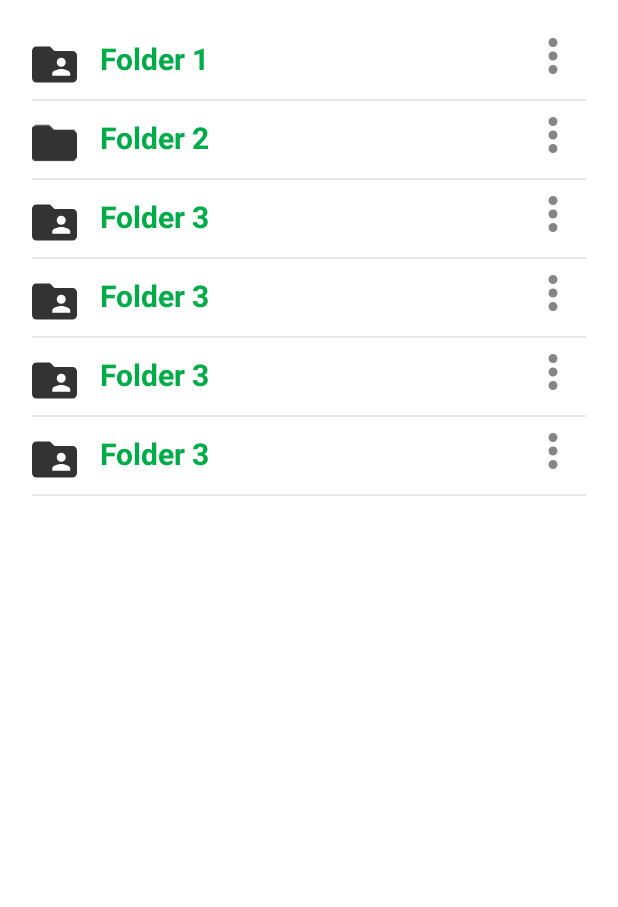
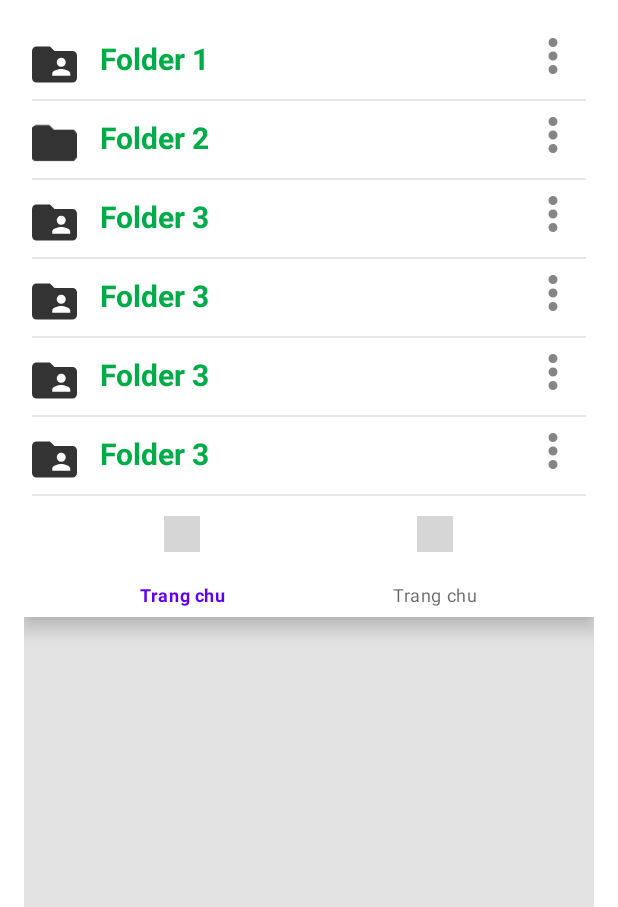
Before and after one commit to AnhducNA/Drive, an Android app: the screen it shows after launch (MainActivity), on a phone screen of 412 x 824 dp, the part 329-1236 px from its top. Run offline under Robolectric (Android 15) with nearby library versions, the phone set to English and light mode, and no system bars; 4 statements that could not run were skipped; grey boxes are pictures that could not be loaded.

Commit message:
menu feature

```diff
--- a/app/build.gradle
+++ b/app/build.gradle
@@ -30,6 +30,8 @@ android {
 
 dependencies {
     //noinspection GradleCompatible
+    implementation 'com.google.android.material:material:1.9.0'
+    //noinspection GradleCompatible
     implementation 'com.android.support:recyclerview-v7:28.0.0'
     implementation 'androidx.appcompat:appcompat:1.6.1'
     implementation 'com.google.android.material:material:1.9.0'
--- a/app/src/main/AndroidManifest.xml
+++ b/app/src/main/AndroidManifest.xml
@@ -19,6 +19,9 @@
                 <category android:name="android.intent.category.LAUNCHER" />
             </intent-filter>
         </activity>
+        <activity android:name=".MenuActivity">
+
+        </activity>
     </application>
 
 </manifest>
--- /dev/null
+++ b/app/src/main/java/com/kma/drive/CustomView.java
@@ -0,0 +1,64 @@
+package com.kma.drive;
+
+import android.content.Context;
+import android.content.res.TypedArray;
+import android.graphics.Canvas;
+import android.graphics.Color;
+import android.graphics.Paint;
+import android.media.Image;
+import android.util.AttributeSet;
+import android.view.View;
+import android.widget.ImageView;
+import android.widget.TextView;
+
+import androidx.annotation.Nullable;
+
+public class CustomView extends View {
+    private Paint paint;
+    private ImageView imageView;
+    private TextView textView;
+    private Context context;
+
+    public CustomView(Context context) {
+        super(context);
+        this.context = context;
+        init();
+    }
+
+    public CustomView(Context context, AttributeSet attrs) {
+        super(context, attrs);
+        this.context = context;
+
+        init();
+    }
+
+    public CustomView(Context context, ImageView imageView, TextView textView){
+        super(context);
+        this.context = context;
+        this.imageView = imageView;
+        this.textView = textView;
+        init();
+    }
+    private void init() {
+        paint = new Paint();
+        paint.setColor(Color.BLUE);
+        paint.setStyle(Paint.Style.FILL);
+    }
+
+    @Override
+    protected void onDraw(Canvas canvas) {
+        super.onDraw(canvas);
+
+        int widthMeasureSpec = MeasureSpec.makeMeasureSpec(canvas.getWidth(), MeasureSpec.EXACTLY);
+        int heightMeasureSpec = MeasureSpec.makeMeasureSpec(canvas.getHeight(), MeasureSpec.EXACTLY);
+        imageView.measure(widthMeasureSpec, heightMeasureSpec);
+        textView.measure(widthMeasureSpec, heightMeasureSpec);
+
+        imageView.layout(5, 5, canvas.getWidth(), canvas.getHeight());
+        textView.layout(5, 5, canvas.getWidth(), canvas.getHeight());
+
+        // Vẽ view lên Canvas
+        imageView.draw(canvas);
+        textView.draw(canvas);
+    }
+}
--- a/app/src/main/java/com/kma/drive/MainActivity.java
+++ b/app/src/main/java/com/kma/drive/MainActivity.java
@@ -1,9 +1,16 @@
 package com.kma.drive;
 
+import android.content.Context;
+import android.content.Intent;
 import android.graphics.Color;
 import android.os.Bundle;
+import android.view.Menu;
 import android.view.View;
+import android.widget.Button;
 import android.widget.ImageButton;
+import android.widget.ImageView;
+import android.widget.LinearLayout;
+import android.widget.TextView;
 
 import androidx.appcompat.app.AppCompatActivity;
 import androidx.recyclerview.widget.LinearLayoutManager;
@@ -22,7 +29,7 @@ public class MainActivity extends AppCompatActivity {
         super.onCreate(savedInstanceState);
         setContentView(R.layout.activity_main);
         // set color for image
-        ImageButton imageButton_menu = findViewById(R.id.id_menu);
+        ImageButton imageButton_menu = findViewById(R.id.btn_menu);
         imageButton_menu.setColorFilter(Color.BLACK);
 
         // Recycle view
@@ -38,6 +45,43 @@ public class MainActivity extends AppCompatActivity {
         sanPhamAdapter = new SanPhamAdapter(getApplicationContext(), listSanPham);
         recyclerView.setAdapter(sanPhamAdapter);
 //        hideNavigationBar();
+
+        // switch tab when click menu button
+        ImageButton menuButton  = (ImageButton) findViewById(R.id.btn_menu);
+        menuButton.setOnClickListener(new View.OnClickListener() {
+            @Override
+            public void onClick(View view) {
+                Intent intent = new Intent(MainActivity.this, MenuActivity.class);
+                startActivity(intent);
+            }
+        });
+
+        // Footer main
+        LinearLayout linearLayoutFooter = findViewById(R.id.footer);
+        ImageView imageViewHome = new ImageView(this);
+        imageViewHome.setImageResource(R.drawable.ic_home);
+        TextView textViewHome = new TextView(this);
+        textViewHome.setText("Trang chủ");
+        imageViewHome.setMaxWidth(40);
+        imageViewHome.setMaxHeight(40);
+        textViewHome.setMaxWidth(40);
+        textViewHome.setMaxHeight(40);
+        ImageView imageViewFolder = new ImageView(this);
+        imageViewFolder.setImageResource(R.drawable.ic_folder);
+        TextView textViewFolder = new TextView(this);
+        textViewFolder.setText("Tệp");
+        imageViewFolder.setMaxWidth(40);
+        imageViewFolder.setMaxHeight(40);
+        textViewFolder.setMaxWidth(40);
+        textViewFolder.setMaxHeight(40);
+        CustomView customView = new CustomView(this, imageViewHome,textViewHome);
+        customView.getLayoutParams().width = 60;
+        customView.getLayoutParams().height = 60;
+        CustomView customView1 = new CustomView(this, imageViewFolder,textViewFolder);
+        customView1.getLayoutParams().width = 60;
+        customView1.getLayoutParams().height = 60;
+        linearLayoutFooter.addView(customView);
+        linearLayoutFooter.addView(customView1);
     }
 
     private void hideNavigationBar() {
--- a/app/src/main/res/layout/activity_main.xml
+++ b/app/src/main/res/layout/activity_main.xml
@@ -3,6 +3,7 @@
     xmlns:tools="http://schemas.android.com/tools"
     android:layout_width="match_parent"
     android:layout_height="match_parent"
+    xmlns:app="http://schemas.android.com/apk/res-auto"
     tools:context=".MainActivity">
 
     <LinearLayout
@@ -24,7 +25,7 @@
             android:orientation="horizontal">
 
             <ImageButton
-                android:id="@+id/id_menu"
+                android:id="@+id/btn_menu"
                 android:layout_width="40dp"
                 android:layout_height="40dp"
                 android:background="@android:color/transparent"
@@ -88,10 +89,21 @@
         <LinearLayout
             android:id="@+id/footer"
             android:layout_width="match_parent"
+            android:layout_height="wrap_content"
             android:background="#e3e3e3"
-            android:layout_height="wrap_content"
             android:orientation="horizontal">
 
+            <com.google.android.material.bottomnavigation.BottomNavigationView
+                android:layout_width="match_parent"
+                android:id="@+id/bottomNavigationView"
+                android:layout_height="75dp"
+                app:layout_constraintBottom_toBottomOf="parent"
+                app:layout_constraintEnd_toEndOf="parent"
+                app:layout_constraintHorizontal_bias="0.5"
+                app:layout_constraintStart_toStartOf="parent"
+                app:menu="@menu/bottom_nav_menu"
+                />
         </LinearLayout>
+
     </LinearLayout>
 </androidx.constraintlayout.widget.ConstraintLayout>
--- a/app/src/main/res/layout/menu.xml
+++ b/app/src/main/res/layout/menu.xml
@@ -2,7 +2,8 @@
 <androidx.constraintlayout.widget.ConstraintLayout xmlns:android="http://schemas.android.com/apk/res/android"
     xmlns:tools="http://schemas.android.com/tools"
     android:layout_width="match_parent"
-    android:layout_height="match_parent">
+    android:layout_height="match_parent"
+    tools:context="com.kma.drive.MenuActivity">
 
     <LinearLayout
         android:layout_width="match_parent"
--- /dev/null
+++ b/app/src/main/res/menu/bottom_nav_menu.xml
@@ -0,0 +1,11 @@
+<?xml version="1.0" encoding="utf-8"?>
+<menu xmlns:android="http://schemas.android.com/apk/res/android">
+    <item
+        android:id="@+id/footer_home"
+        android:icon="@drawable/ic_home"
+        android:title="Trang chu" />
+    <item
+        android:id="@+id/footer_folder"
+        android:icon="@drawable/ic_home"
+        android:title="Trang chu" />
+</menu>
```
Also changed, not shown: app/src/main/java/com/kma/drive/MenuActivity.java (added, +14 -0 lines).
